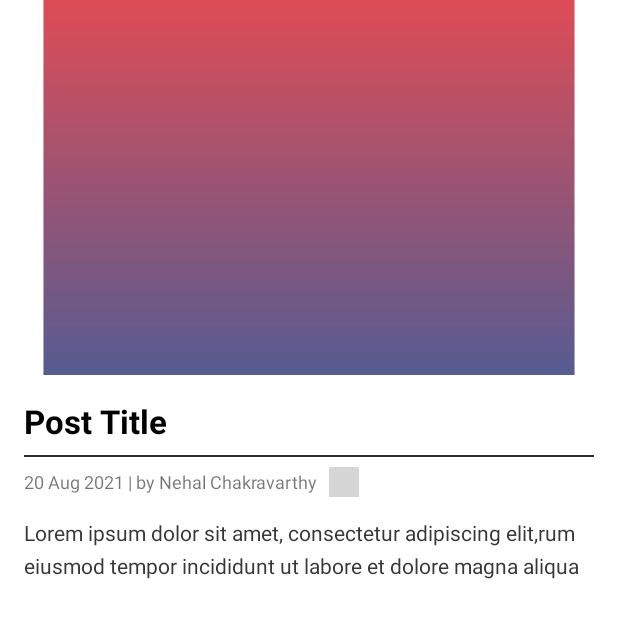
After one commit to nehalchakravarthy/UniZen, an Android app: the layout activity_post_detail.xml on its own in the app's theme, with its tools: preview values and no code run, on a phone screen of 412 x 824 dp. The commit adds this screen. Shown: the top 618 px of the screen. Run offline under Robolectric (Android 15) with nearby library versions, the phone set to English and light mode, and no system bars; grey boxes are pictures that could not be loaded.

Commit message:
Add post view and retrieval, fix nav drawer and fab issue

```diff
--- a/app/build.gradle
+++ b/app/build.gradle
@@ -39,6 +39,7 @@ dependencies {
     implementation 'androidx.lifecycle:lifecycle-viewmodel-ktx:2.2.0'
     implementation 'androidx.legacy:legacy-support-v4:1.0.0'
     implementation 'androidx.coordinatorlayout:coordinatorlayout:1.1.0'
+    implementation 'androidx.recyclerview:recyclerview:1.1.0'
     testImplementation 'junit:junit:4.+'
     androidTestImplementation 'androidx.test.ext:junit:1.1.2'
     androidTestImplementation 'androidx.test.espresso:espresso-core:3.3.0'
--- a/app/src/main/AndroidManifest.xml
+++ b/app/src/main/AndroidManifest.xml
@@ -10,6 +10,7 @@
         android:roundIcon="@mipmap/ic_launcher_round"
         android:supportsRtl="true"
         android:theme="@style/Theme.UniZen">
+        <activity android:name=".PostDetailActivity"></activity>
         <activity
             android:name=".HomeActivity"
             android:label="Home"
--- a/app/src/main/java/com/unizen/app/HomeActivity.java
+++ b/app/src/main/java/com/unizen/app/HomeActivity.java
@@ -148,7 +148,8 @@ public class HomeActivity extends AppCompatActivity implements NavigationView.On
                                             popupDescription.getText().toString(),
                                             imageDownloadLink,
                                             currentUser.getUid(),
-                                            currentUser.getPhotoUrl().toString());
+                                            currentUser.getPhotoUrl().toString(),
+                                            currentUser.getDisplayName().toString());
                                     // Add post to firebase database
                                     addPost(post);
                                 }
--- /dev/null
+++ b/app/src/main/res/layout/activity_post_detail.xml
@@ -0,0 +1,103 @@
+<?xml version="1.0" encoding="utf-8"?>
+<androidx.core.widget.NestedScrollView
+    xmlns:android="http://schemas.android.com/apk/res/android"
+    xmlns:app="http://schemas.android.com/apk/res-auto"
+    xmlns:tools="http://schemas.android.com/tools"
+    android:layout_width="match_parent"
+    android:layout_height="match_parent"
+    tools:context=".PostDetailActivity">
+
+    <androidx.constraintlayout.widget.ConstraintLayout
+        android:layout_width="match_parent"
+        android:layout_height="match_parent">
+
+        <ImageView
+            android:id="@+id/post_detail_img"
+            android:layout_width="0dp"
+            android:layout_height="250dp"
+            android:scaleType="centerCrop"
+            app:layout_constraintEnd_toEndOf="parent"
+            app:layout_constraintHorizontal_bias="0.0"
+            app:layout_constraintStart_toStartOf="parent"
+            app:layout_constraintTop_toTopOf="parent"
+            android:src="@drawable/ic_launcher_background" />
+
+        <TextView
+            android:id="@+id/post_detail_title"
+            android:layout_width="0dp"
+            android:layout_height="wrap_content"
+            android:layout_marginStart="16dp"
+            android:layout_marginLeft="16dp"
+            android:layout_marginTop="16dp"
+            android:layout_marginEnd="16dp"
+            android:layout_marginRight="16dp"
+            android:lineSpacingExtra="4dp"
+            android:text="Post Title"
+            android:textColor="@android:color/black"
+            android:textSize="22sp"
+            android:textStyle="bold"
+            app:layout_constraintEnd_toEndOf="parent"
+            app:layout_constraintStart_toStartOf="parent"
+            app:layout_constraintTop_toBottomOf="@+id/post_detail_img" />
+
+        <View
+            android:background="#2e2e2e"
+            android:id="@+id/view"
+            android:layout_width="0dp"
+            android:layout_height="1dp"
+            android:layout_marginStart="16dp"
+            android:layout_marginLeft="16dp"
+            android:layout_marginTop="8dp"
+            android:layout_marginEnd="16dp"
+            android:layout_marginRight="16dp"
+            app:layout_constraintEnd_toEndOf="parent"
+            app:layout_constraintHorizontal_bias="0.0"
+            app:layout_constraintStart_toStartOf="parent"
+            app:layout_constraintTop_toBottomOf="@+id/post_detail_title" />
+
+        <TextView
+            android:textSize="12sp"
+            android:id="@+id/post_detail_date_name"
+            android:layout_width="wrap_content"
+            android:layout_height="wrap_content"
+            android:layout_marginStart="16dp"
+            android:layout_marginLeft="16dp"
+            android:layout_marginTop="8dp"
+            android:layout_marginEnd="8dp"
+            android:layout_marginRight="8dp"
+            app:layout_constraintEnd_toEndOf="parent"
+            app:layout_constraintHorizontal_bias="0.0"
+            app:layout_constraintStart_toStartOf="parent"
+            app:layout_constraintTop_toBottomOf="@+id/view"
+            android:text="20 Aug 2021 | by Nehal Chakravarthy" />
+
+        <TextView
+            android:textColor="#373737"
+            android:lineSpacingExtra="6dp"
+            android:id="@+id/post_detail_desc"
+            android:layout_width="0dp"
+            android:layout_height="wrap_content"
+            android:layout_marginStart="16dp"
+            android:layout_marginLeft="16dp"
+            android:layout_marginTop="16dp"
+            android:layout_marginEnd="16dp"
+            android:layout_marginRight="16dp"
+            android:text="Lorem ipsum dolor sit amet, consectetur adipiscing elit,rum eiusmod tempor incididunt ut labore et dolore magna aliqua"
+            app:layout_constraintEnd_toEndOf="parent"
+            app:layout_constraintStart_toStartOf="parent"
+            app:layout_constraintTop_toBottomOf="@+id/post_detail_date_name" />
+
+        <ImageView
+            android:id="@+id/post_detail_user_img"
+            android:layout_width="20dp"
+            android:layout_height="20dp"
+            android:layout_marginStart="8dp"
+            android:layout_marginLeft="8dp"
+            app:layout_constraintBottom_toBottomOf="@+id/post_detail_date_name"
+            app:layout_constraintStart_toEndOf="@+id/post_detail_date_name"
+            app:layout_constraintTop_toTopOf="@+id/post_detail_date_name"
+            tools:srcCompat="@tools:sample/avatars" />
+
+    </androidx.constraintlayout.widget.ConstraintLayout>
+
+</androidx.core.widget.NestedScrollView>
```
Also changed, not shown: app/src/main/java/com/unizen/app/HomeFragment.java (+56 -4 lines), app/src/main/java/com/unizen/app/Post.java (+15 -5 lines), app/src/main/java/com/unizen/app/PostAdapter.java (added, +84 -0 lines), app/src/main/java/com/unizen/app/PostDetailActivity.java (added, +75 -0 lines), app/src/main/res/layout/activity_home.xml (+8 -4 lines), app/src/main/res/layout/content_main.xml (+4 -3 lines), app/src/main/res/layout/drawer_toolbar.xml (+9 -0 lines), app/src/main/res/layout/fragment_home.xml (+6 -11 lines), app/src/main/res/layout/post_card.xml (added, +83 -0 lines).
